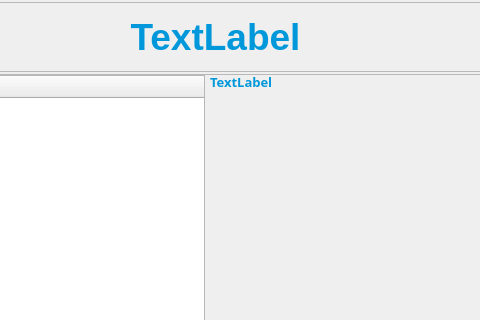
Old version of the form Ui/FormMain.ui in the repository golden7602/zion; both pictures show x 298 to 778 and y 0 to 320 of the 1091 by 648 pixel window.
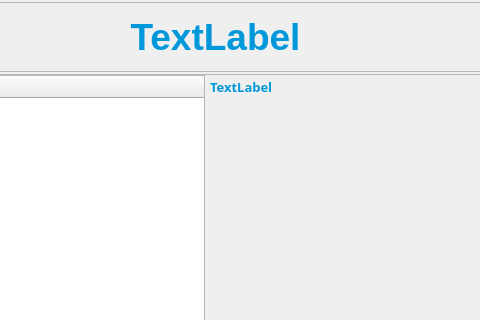
New version of the form. Icons and pictures are not drawn.

The edit to the form file:
```diff
--- a/Ui/FormMain.ui
+++ b/Ui/FormMain.ui
@@ -366,6 +366,9 @@
            <property name="spacing">
             <number>2</number>
            </property>
+           <property name="topMargin">
+            <number>5</number>
+           </property>
            <item>
             <widget class="QLabel" name="label_FunPath">
              <property name="sizePolicy">
```
